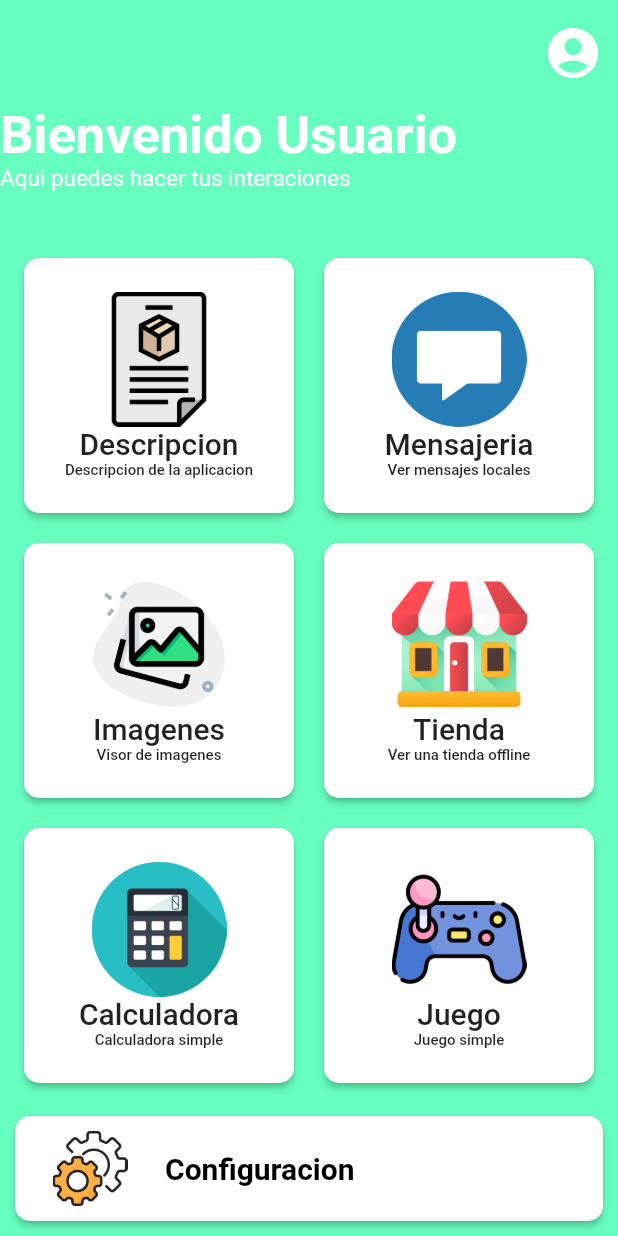
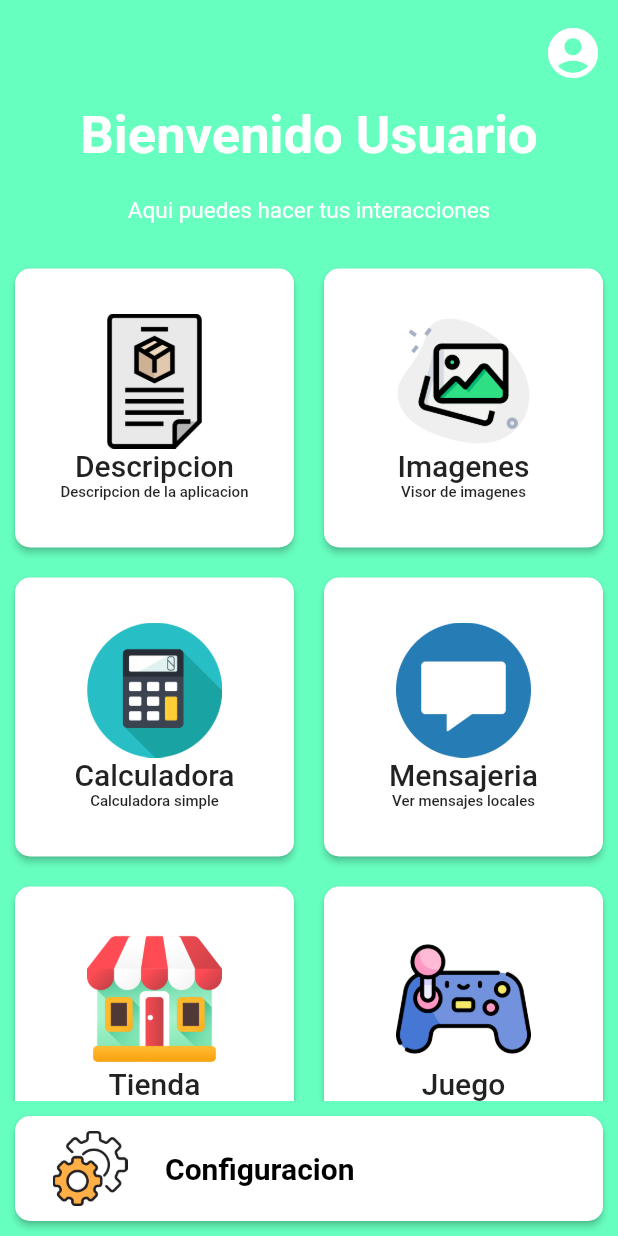
Before and after one commit to SantiagoAlguien/mi_aplicacion, a Flutter app: the screen it shows after launch, on a phone screen of 412 x 824 dp. Run offline on Flutter 3.47's test engine with Material 2 defaults, Android fonts, the phone set to English and light mode, and no system bars.

Commit message:
cambios de orientacion de home

```diff
--- a/lib/pages/home.dart
+++ b/lib/pages/home.dart
@@ -29,47 +29,39 @@ class _MyHomePageState extends State<MyHomePage> {
         ],
       ),
       body: Center(
-          child: Stack(
-            children: [
-              const Positioned(
-                  child: Align(
-                alignment: Alignment.topLeft,
-                child: Text(
-                  "Bienvenido Usuario",
+        child: Column(crossAxisAlignment: CrossAxisAlignment.center, children: [
+          const Text("Bienvenido Usuario",
               style: TextStyle(
                 fontSize: 35,
                 color: Colors.white,
-                      fontWeight: FontWeight.bold),
+                fontWeight: FontWeight.bold,
+              )),
+          const SizedBox(
+            height: 20,
           ),
+          const Text(
+            "Aqui puedes hacer tus interacciones",
+            style: TextStyle(color: Colors.white, fontSize: 15),
+          ),
+          const SizedBox(
+            height: 20, // Espacio entre la descripción y los elementos
+          ),
+          Expanded(
+              child: GridView.count(
+            crossAxisCount: 2,
+            children: [
+              WidgetA(),
+              WidgetB(),
+              WidgetC(),
+              WidgetD(),
+              WidgetE(),
+              WidgetF(),
+              WidgetA()
+            ],
           )),
-              const Positioned(
-                  top: 40,
-                  child: Align(
-                    alignment: Alignment.topLeft,
-                    child: Text("Aqui puedes hacer tus interaciones",
-                        style: TextStyle(color: Colors.white, fontSize: 15)),
-                  )),
-              Positioned(
-                child: Row(
-                  mainAxisAlignment: MainAxisAlignment.center,
-                  children: [
-                    Column(
-                      mainAxisAlignment: MainAxisAlignment.center,
-                      children: [WidgetA(), WidgetB(), WidgetC()],
+          SettingWidget()
+        ]),
       ),
-                    Column(
-                      mainAxisAlignment: MainAxisAlignment.center,
-                      children: [WidgetD(), WidgetE(), WidgetF()],
-                    ),
-                  ],
-                ),
-              ),
-              Positioned(
-                child: Align(
-                    alignment: Alignment.bottomCenter, child: SettingWidget()),
-              )
-            ],
-          ),
-        ));
+    );
   }
 }
--- a/lib/widgets/widgetsHome.dart
+++ b/lib/widgets/widgetsHome.dart
@@ -35,6 +35,9 @@ class PricipalWidget extends StatelessWidget {
               },
               color: Color.fromARGB(255, 255, 255, 255),
               child: Column(children: [
+                Container(
+                  height: 30,
+                ),
                 Container(
                   constraints: imagenTamano,
                   decoration: BoxDecoration(
```
Lines whose indentation alone changed are shown as unchanged.
